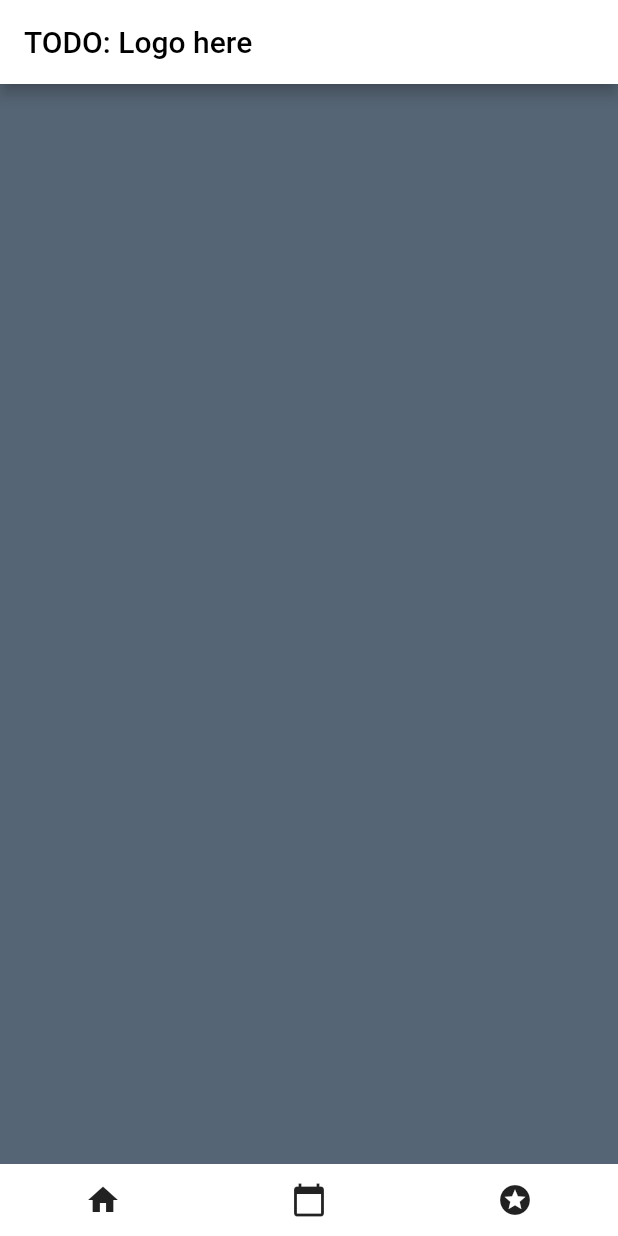
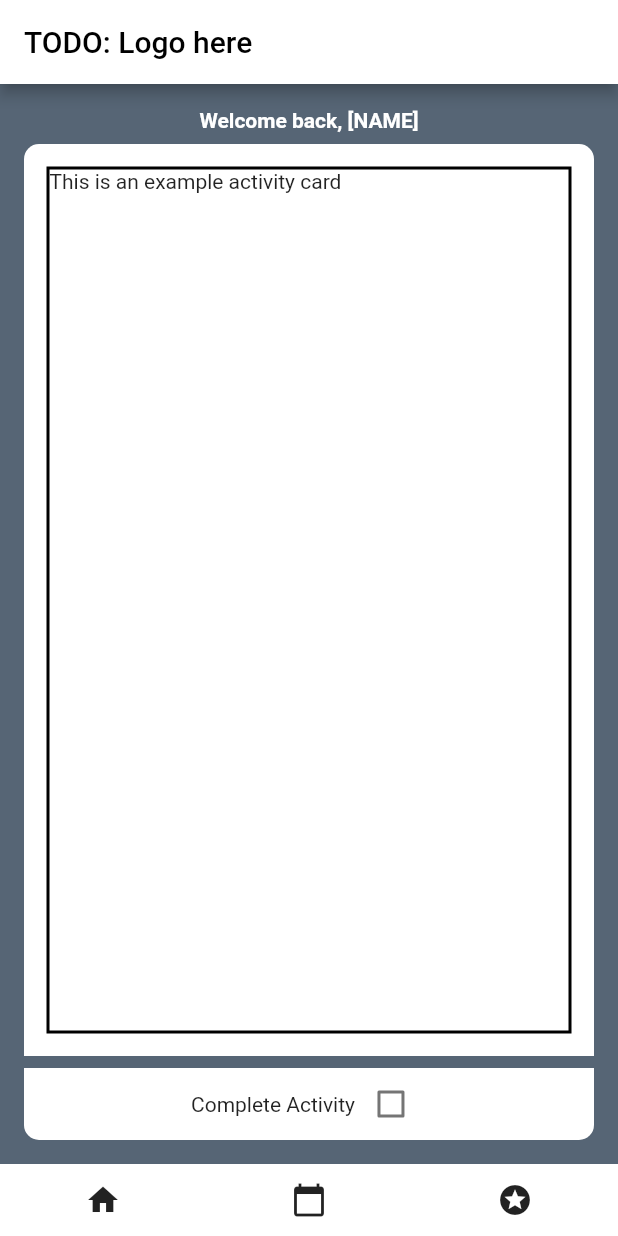
Before and after one commit to levylevylevy/onceadailydo, a Flutter app: the screen it shows after launch, on a phone screen of 412 x 824 dp. Run offline on Flutter 3.47's test engine with Material 2 defaults, Android fonts, the phone set to English and light mode, and no system bars; our stand-ins replace google_fonts.

Commit message:
finish the basic home page

```diff
--- a/lib/components/MainHeaderAndNavigation.dart
+++ b/lib/components/MainHeaderAndNavigation.dart
@@ -26,24 +26,24 @@ class MainHeaderAndNavigation extends StatelessWidget {
         child: Row(
           children: [
             Expanded(
-              child: IconButton(
-                icon: Icon(Icons.home),
+              child: FlatButton(
+                child: Icon(Icons.home),
                 onPressed: () {
                   // Does nothing because we're already on the home page
                 },
               ),
             ),
             Expanded(
-              child: IconButton(
-                icon: Icon(Icons.calendar_today),
+              child: FlatButton(
+                child: Icon(Icons.calendar_today),
                 onPressed: () {
                   // Does nothing currently but will take the user to the streak page
                 },
               ),
             ),
             Expanded(
-              child: IconButton(
-                icon: Icon(Icons.stars),
+              child: FlatButton(
+                child: Icon(Icons.stars),
                 onPressed: () {
                   // Does nothing currently but will take users to the achievements page
                 },
--- a/lib/screens/ActivitySuggestionScreen.dart
+++ b/lib/screens/ActivitySuggestionScreen.dart
@@ -3,12 +3,90 @@ import 'package:flutter/material.dart';
 
 /// The screen where a user will be prompted with activities and can mark whether the activity has
 /// been completed.
-class ActivitySuggestionScreen extends StatelessWidget {
+class ActivitySuggestionScreen extends StatefulWidget {
+  @override
+  _ActivitySuggestionScreenState createState() =>
+      _ActivitySuggestionScreenState();
+}
+
+class _ActivitySuggestionScreenState extends State<ActivitySuggestionScreen> {
+  Widget currentActivitySuggestion = Container(
+    child: Text('This is an example activity card'),
+  );
+
+  bool hasCompletedActivity = false;
+
   @override
   Widget build(BuildContext context) {
     return MainHeaderAndNavigation(
       child: Container(
-        // TODO: fill in
+        child: Padding(
+          padding: const EdgeInsets.all(16.0),
+          child: Column(
+            children: [
+              Padding(
+                padding: const EdgeInsets.only(bottom: 8.0),
+                child: Text(
+                  'Welcome back, [NAME]',
+                  style: TextStyle(
+                    color: Colors.white,
+                    fontWeight: FontWeight.bold,
+                  ),
+                ),
+              ),
+              Expanded(
+                child: Container(
+                  child: Padding(
+                    padding: const EdgeInsets.all(15.0),
+                    child: Container(
+                      child: currentActivitySuggestion,
+                      decoration: BoxDecoration(
+                        border: Border.all(
+                          width: 2.0,
+                          color: Colors.black,
+                        ),
+                      ),
+                    ),
+                  ),
+                  constraints: BoxConstraints.expand(),
+                  decoration: BoxDecoration(
+                    borderRadius: BorderRadius.only(
+                      topLeft: Radius.circular(10.0),
+                      topRight: Radius.circular(10.0),
+                    ),
+                    color: Colors.white,
+                  ),
+                ),
+              ),
+              Padding(
+                padding: const EdgeInsets.only(top: 8.0),
+                child: Container(
+                  child: Row(
+                    mainAxisAlignment: MainAxisAlignment.center,
+                    children: [
+                      Text('Complete Activity'),
+                      Checkbox(
+                        value: this.hasCompletedActivity,
+                        onChanged: (newVal) {
+                          setState(() {
+                            this.hasCompletedActivity = newVal;
+                          });
+                        },
+                      ),
+                    ],
+                  ),
+                  decoration: BoxDecoration(
+                    borderRadius: BorderRadius.only(
+                      bottomLeft: Radius.circular(10.0),
+                      bottomRight: Radius.circular(10.0),
+                    ),
+                    color: Colors.white,
+                  ),
+                ),
+              ),
+            ],
+          ),
+        ),
       ),
     );
   }
```
